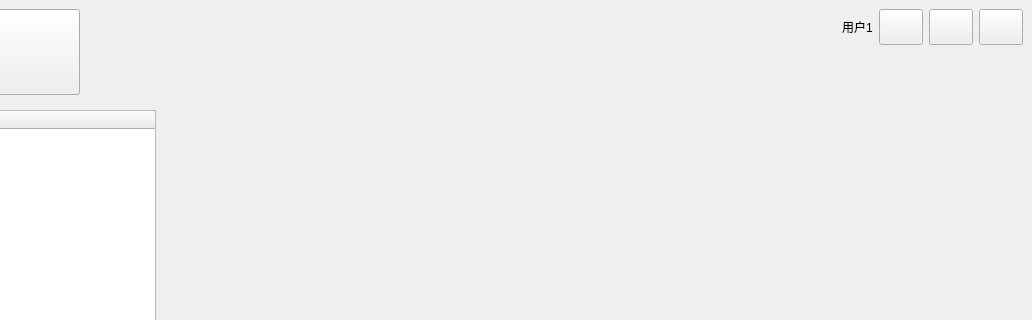
The window that digitalIntegration/mainwindow.ui (jiaqingguo/DI) describes before a commit, drawn with Qt 5; both pictures show x 152 to 1184 and y 0 to 320 of the 1184 by 735 pixel window.
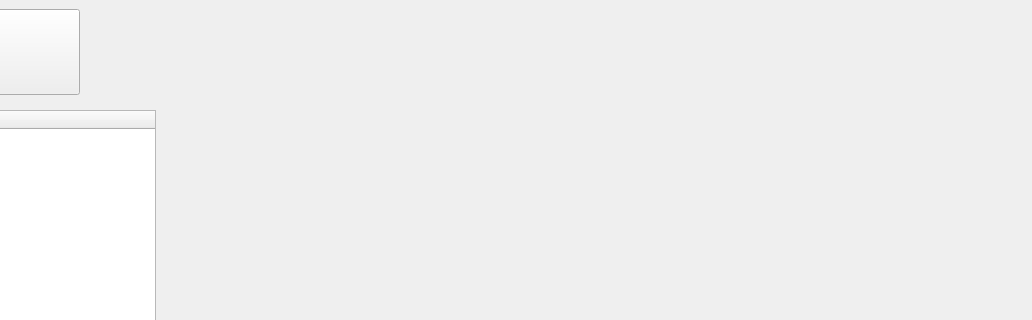
The same window after the commit. Custom widgets are drawn as their Qt base class.

What changed in the file:
```diff
--- a/digitalIntegration/mainwindow.ui
+++ b/digitalIntegration/mainwindow.ui
@@ -123,143 +123,7 @@
       <widget class="QWidget" name="widget" native="true">
        <layout class="QVBoxLayout" name="verticalLayout_6">
         <item>
-         <widget class="QWidget" name="widgetTital" native="true">
-          <layout class="QHBoxLayout" name="horizontalLayout_6">
-           <item>
-            <widget class="QLabel" name="btnChildTitle">
-             <property name="text">
-              <string/>
-             </property>
-            </widget>
-           </item>
-           <item>
-            <spacer name="horizontalSpacer">
-             <property name="sizePolicy">
-              <sizepolicy hsizetype="Minimum" vsizetype="Minimum">
-               <horstretch>0</horstretch>
-               <verstretch>0</verstretch>
-              </sizepolicy>
-             </property>
-             <property name="orientation">
-              <enum>Qt::Horizontal</enum>
-             </property>
-             <property name="sizeHint" stdset="0">
-              <size>
-               <width>343</width>
-               <height>20</height>
-              </size>
-             </property>
-            </spacer>
-           </item>
-           <item>
-            <widget class="QLabel" name="labelUserIcon">
-             <property name="sizePolicy">
-              <sizepolicy hsizetype="Preferred" vsizetype="Preferred">
-               <horstretch>0</horstretch>
-               <verstretch>0</verstretch>
-              </sizepolicy>
-             </property>
-             <property name="minimumSize">
-              <size>
-               <width>40</width>
-               <height>25</height>
-              </size>
-             </property>
-             <property name="maximumSize">
-              <size>
-               <width>40</width>
-               <height>25</height>
-              </size>
-             </property>
-             <property name="text">
-              <string/>
-             </property>
-            </widget>
-           </item>
-           <item>
-            <widget class="QLabel" name="labelUserName">
-             <property name="sizePolicy">
-              <sizepolicy hsizetype="Preferred" vsizetype="Preferred">
-               <horstretch>0</horstretch>
-               <verstretch>0</verstretch>
-              </sizepolicy>
-             </property>
-             <property name="minimumSize">
-              <size>
-               <width>0</width>
-               <height>25</height>
-              </size>
-             </property>
-             <property name="maximumSize">
-              <size>
-               <width>16777215</width>
-               <height>25</height>
-              </size>
-             </property>
-             <property name="text">
-              <string>用户1</string>
-             </property>
-            </widget>
-           </item>
-           <item>
-            <widget class="QPushButton" name="btnMinimize">
-             <property name="minimumSize">
-              <size>
-               <width>44</width>
-               <height>36</height>
-              </size>
-             </property>
-             <property name="maximumSize">
-              <size>
-               <width>44</width>
-               <height>36</height>
-              </size>
-             </property>
-             <property name="text">
-              <string/>
-             </property>
-            </widget>
-           </item>
-           <item>
-            <widget class="QPushButton" name="btnMaximize">
-             <property name="minimumSize">
-              <size>
-               <width>44</width>
-               <height>36</height>
-              </size>
-             </property>
-             <property name="maximumSize">
-              <size>
-               <width>44</width>
-               <height>36</height>
-              </size>
-             </property>
-             <property name="text">
-              <string/>
-             </property>
-            </widget>
-           </item>
-           <item>
-            <widget class="QPushButton" name="btnClose">
-             <property name="minimumSize">
-              <size>
-               <width>44</width>
-               <height>36</height>
-              </size>
-             </property>
-             <property name="maximumSize">
-              <size>
-               <width>44</width>
-               <height>36</height>
-              </size>
-             </property>
-             <property name="text">
-              <string/>
-             </property>
-            </widget>
-           </item>
-          </layout>
-         </widget>
+         <widget class="CustomTitleWidget" name="widgetTital" native="true"/>
         </item>
         <item>
          <widget class="QStackedWidget" name="stackedWidget">
@@ -984,6 +848,12 @@
    <header>FtpDialog.h</header>
    <container>1</container>
   </customwidget>
+  <customwidget>
+   <class>CustomTitleWidget</class>
+   <extends>QWidget</extends>
+   <header>CustomTitleWidget.h</header>
+   <container>1</container>
+  </customwidget>
  </customwidgets>
  <resources/>
  <connections/>
```
